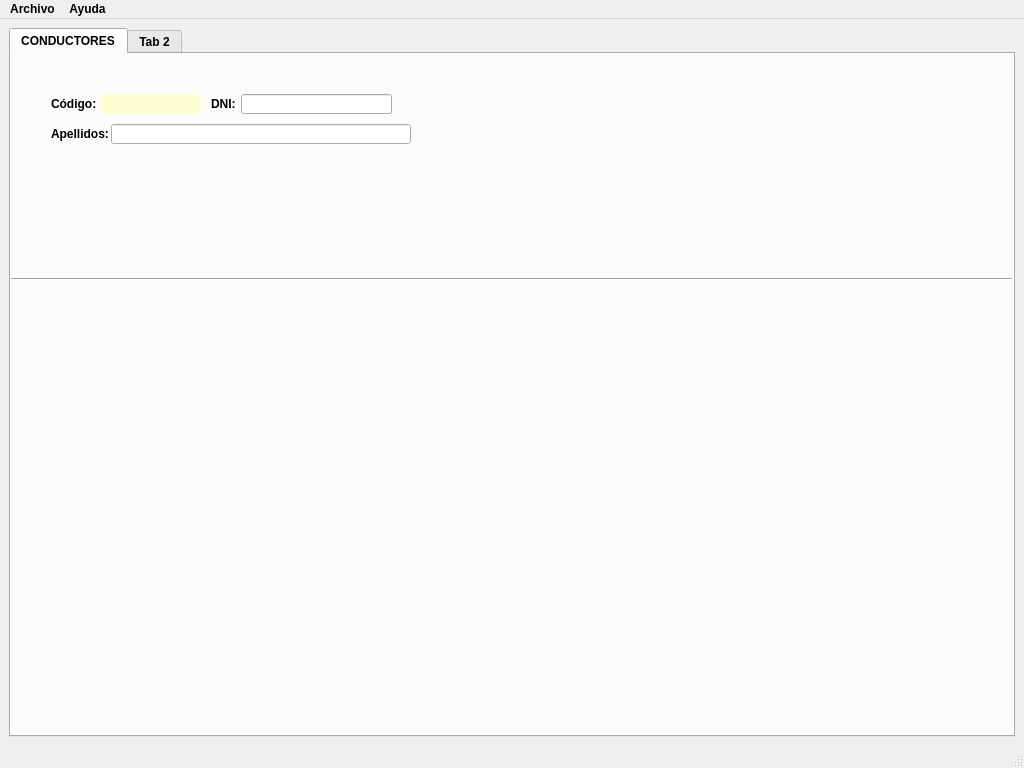
EliasVGZ/vierafernandez2324, file venta_principal.ui: the form before one commit.
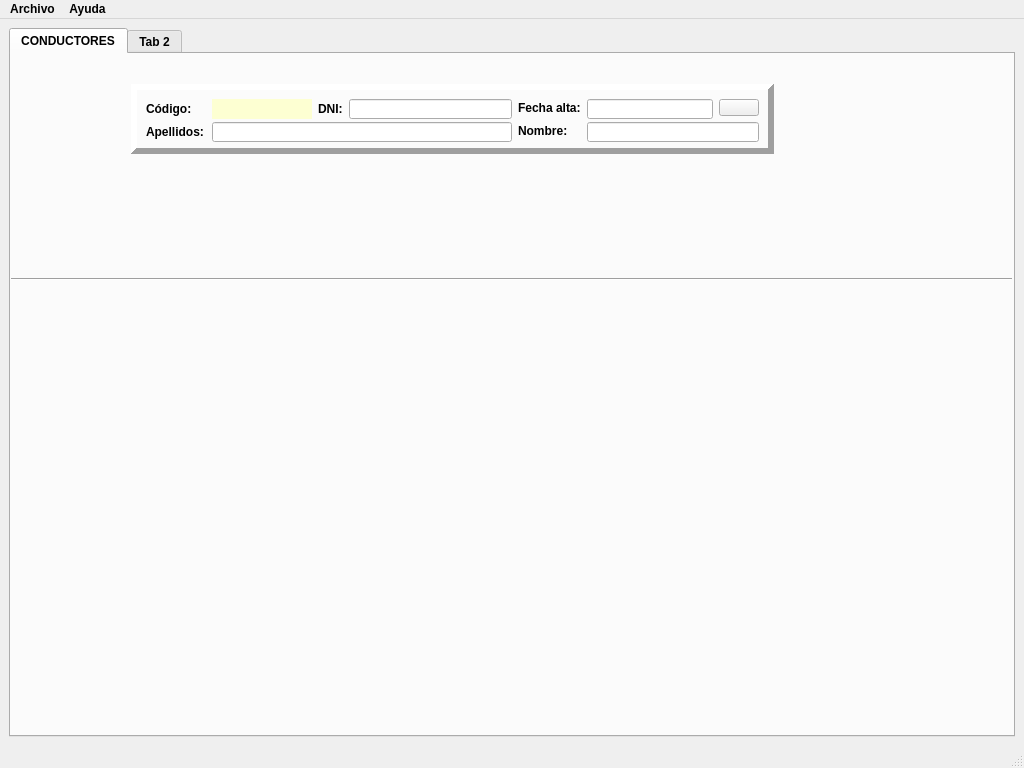
The form after the commit. Icons and pictures are not drawn.

Patch:
```diff
--- a/venta_principal.ui
+++ b/venta_principal.ui
@@ -49,7 +49,7 @@
     </sizepolicy>
    </property>
    <layout class="QGridLayout" name="gridLayout">
-    <item row="0" column="0">
+    <item row="0" column="1">
      <widget class="QTabWidget" name="tabPrincipal">
       <property name="currentIndex">
        <number>0</number>
@@ -71,34 +71,46 @@
          <enum>Qt::Horizontal</enum>
         </property>
        </widget>
+       <widget class="QFrame" name="frame">
+        <property name="geometry">
+         <rect>
+          <x>120</x>
+          <y>30</y>
+          <width>643</width>
+          <height>70</height>
+         </rect>
+        </property>
+        <property name="frameShape">
+         <enum>QFrame::Panel</enum>
+        </property>
+        <property name="frameShadow">
+         <enum>QFrame::Raised</enum>
+        </property>
+        <property name="lineWidth">
+         <number>6</number>
+        </property>
+        <property name="midLineWidth">
+         <number>4</number>
+        </property>
+        <layout class="QGridLayout" name="gridLayout_2">
+         <item row="0" column="0">
        <widget class="QLabel" name="lblCod">
-        <property name="geometry">
-         <rect>
-          <x>40</x>
-          <y>40</y>
-          <width>50</width>
-          <height>20</height>
-         </rect>
-        </property>
         <property name="minimumSize">
          <size>
           <width>50</width>
           <height>20</height>
          </size>
         </property>
+           <property name="frameShadow">
+            <enum>QFrame::Raised</enum>
+           </property>
         <property name="text">
          <string>Código:</string>
         </property>
        </widget>
+         </item>
+         <item row="0" column="1">
        <widget class="QLabel" name="lblCodbd">
-        <property name="geometry">
-         <rect>
-          <x>90</x>
-          <y>40</y>
-          <width>100</width>
-          <height>20</height>
-         </rect>
-        </property>
         <property name="minimumSize">
          <size>
           <width>100</width>
@@ -111,16 +123,13 @@
         <property name="text">
          <string/>
         </property>
-       </widget>
+           <property name="alignment">
+            <set>Qt::AlignCenter</set>
+           </property>
+          </widget>
+         </item>
+         <item row="0" column="2">
        <widget class="QLabel" name="lblDni">
-        <property name="geometry">
-         <rect>
-          <x>200</x>
-          <y>40</y>
-          <width>31</width>
-          <height>20</height>
-         </rect>
-        </property>
         <property name="minimumSize">
          <size>
           <width>20</width>
@@ -131,15 +140,32 @@
          <string>DNI:</string>
         </property>
        </widget>
+         </item>
+         <item row="0" column="3">
        <widget class="QLineEdit" name="txtDni">
-        <property name="geometry">
-         <rect>
-          <x>230</x>
-          <y>40</y>
-          <width>151</width>
+           <property name="minimumSize">
+            <size>
+             <width>120</width>
           <height>20</height>
-         </rect>
-        </property>
+            </size>
+           </property>
+           <property name="alignment">
+            <set>Qt::AlignCenter</set>
+           </property>
+          </widget>
+         </item>
+         <item row="0" column="4">
+          <widget class="QLabel" name="lblFechaAlta">
+           <property name="frameShadow">
+            <enum>QFrame::Raised</enum>
+           </property>
+           <property name="text">
+            <string>Fecha alta:</string>
+           </property>
+          </widget>
+         </item>
+         <item row="0" column="5">
+          <widget class="QLineEdit" name="txtFechaAlta">
         <property name="minimumSize">
          <size>
           <width>120</width>
@@ -147,40 +173,68 @@
          </size>
         </property>
        </widget>
+         </item>
+         <item row="0" column="6">
+          <widget class="QPushButton" name="btnCalendario">
+           <property name="text">
+            <string/>
+           </property>
+           <property name="icon">
+            <iconset>
+             <normaloff>../../Documents/Desenvolvemento Interfaces/imagenes/descarga_calendario.png</normaloff>../../Documents/Desenvolvemento Interfaces/imagenes/descarga_calendario.png</iconset>
+           </property>
+          </widget>
+         </item>
+         <item row="1" column="0">
        <widget class="QLabel" name="lblApellido">
-        <property name="geometry">
-         <rect>
-          <x>40</x>
-          <y>70</y>
-          <width>61</width>
-          <height>20</height>
-         </rect>
-        </property>
         <property name="minimumSize">
          <size>
           <width>60</width>
           <height>20</height>
          </size>
         </property>
+           <property name="frameShadow">
+            <enum>QFrame::Raised</enum>
+           </property>
         <property name="text">
          <string>Apellidos:</string>
         </property>
        </widget>
+         </item>
+         <item row="1" column="1" colspan="3">
        <widget class="QLineEdit" name="txtApellido">
-        <property name="geometry">
-         <rect>
-          <x>100</x>
-          <y>70</y>
+           <property name="minimumSize">
+            <size>
           <width>300</width>
           <height>20</height>
-         </rect>
-        </property>
+            </size>
+           </property>
+          </widget>
+         </item>
+         <item row="1" column="4">
+          <widget class="QLabel" name="lblNombre">
+           <property name="frameShape">
+            <enum>QFrame::NoFrame</enum>
+           </property>
+           <property name="frameShadow">
+            <enum>QFrame::Raised</enum>
+           </property>
+           <property name="text">
+            <string>Nombre:</string>
+           </property>
+          </widget>
+         </item>
+         <item row="1" column="5" colspan="2">
+          <widget class="QLineEdit" name="txtNombre">
         <property name="minimumSize">
          <size>
-          <width>300</width>
+             <width>120</width>
           <height>20</height>
          </size>
         </property>
+          </widget>
+         </item>
+        </layout>
        </widget>
       </widget>
       <widget class="QWidget" name="tab_Principal">
```
Lines whose indentation alone changed are shown as unchanged.
